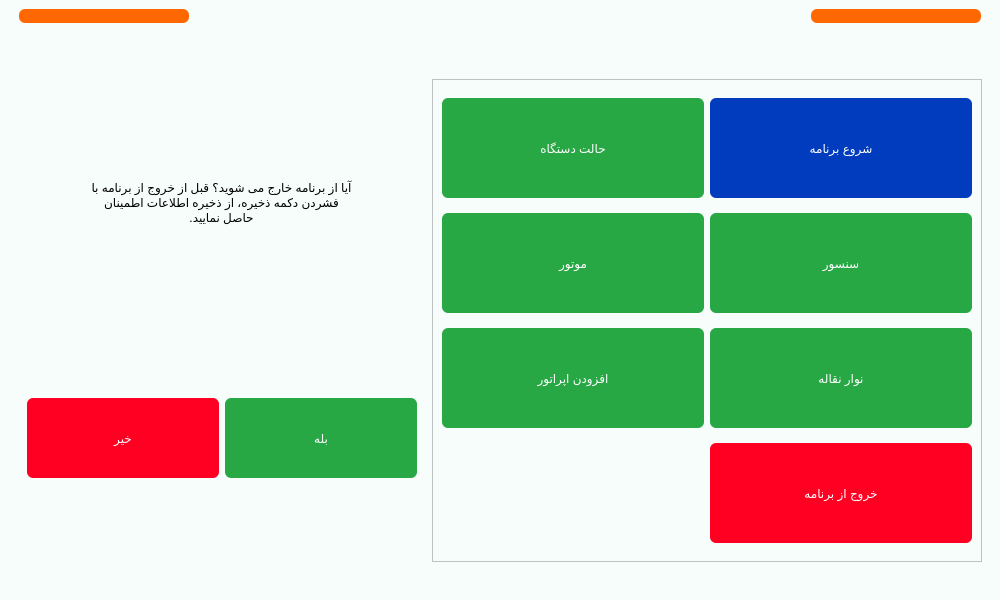
The window that main.ui (Farazist/raspberrypi-app) describes before a commit, drawn with Qt 5.
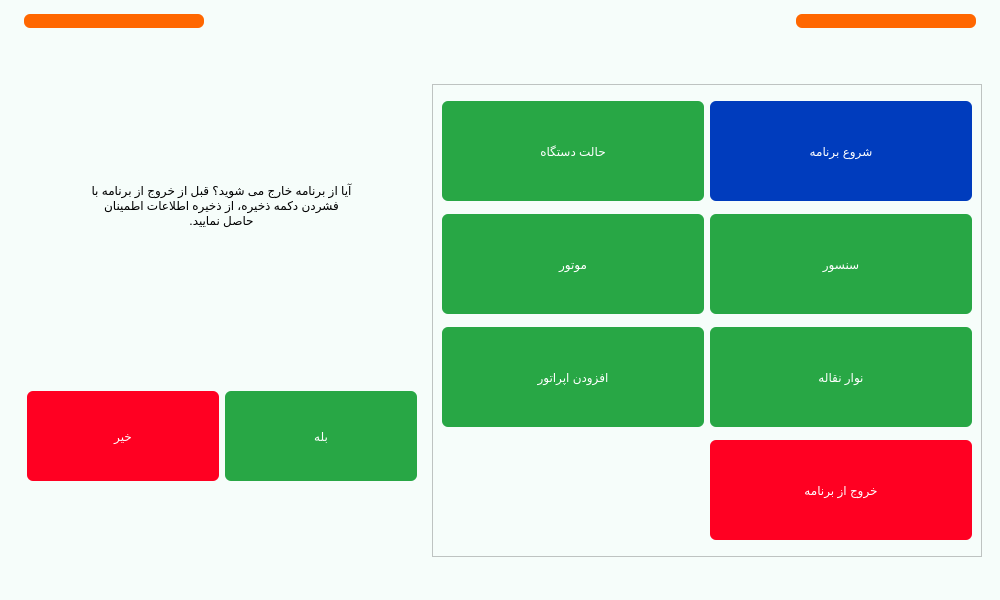
The same window after the commit. The open tabs and pages were chosen to show the change. Icons and pictures are not drawn.

```diff
--- a/main.ui
+++ b/main.ui
@@ -30,10 +30,13 @@
     <item>
      <layout class="QHBoxLayout" name="h_layout_header">
       <property name="leftMargin">
-       <number>10</number>
+       <number>15</number>
+      </property>
+      <property name="topMargin">
+       <number>5</number>
       </property>
       <property name="rightMargin">
-       <number>10</number>
+       <number>15</number>
       </property>
       <item>
        <widget class="QPushButton" name="btnLeft">
@@ -45,8 +48,8 @@
         </property>
         <property name="maximumSize">
          <size>
-          <width>170</width>
-          <height>70</height>
+          <width>180</width>
+          <height>80</height>
          </size>
         </property>
         <property name="styleSheet">
@@ -96,8 +99,8 @@
        <widget class="QPushButton" name="btnRight">
         <property name="maximumSize">
          <size>
-          <width>170</width>
-          <height>70</height>
+          <width>180</width>
+          <height>80</height>
          </size>
         </property>
         <property name="styleSheet">
@@ -1461,7 +1464,7 @@
                   <property name="minimumSize">
                    <size>
                     <width>80</width>
-                    <height>80</height>
+                    <height>90</height>
                    </size>
                   </property>
                   <property name="styleSheet">
@@ -1489,7 +1492,7 @@
                   <property name="minimumSize">
                    <size>
                     <width>80</width>
-                    <height>80</height>
+                    <height>90</height>
                    </size>
                   </property>
                   <property name="styleSheet">
@@ -2928,10 +2931,13 @@
     <item>
      <layout class="QHBoxLayout" name="horizontalLayout_13">
       <property name="leftMargin">
-       <number>10</number>
+       <number>15</number>
       </property>
       <property name="rightMargin">
-       <number>10</number>
+       <number>15</number>
+      </property>
+      <property name="bottomMargin">
+       <number>5</number>
       </property>
       <item alignment="Qt::AlignLeft|Qt::AlignBottom">
        <widget class="QLabel" name="lblDeviceInfo">
```
Left out of the diff: 20 changed lines with no effect on the pictures.
